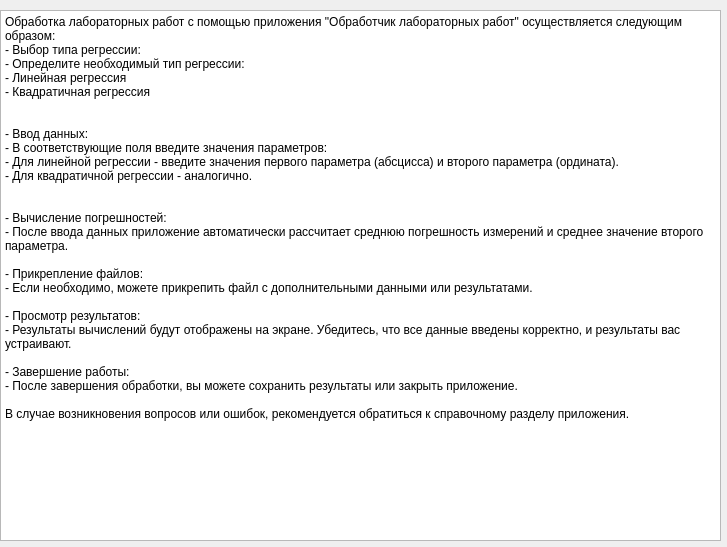
The window that view/secdialog.ui (AnnaSus1ova/C-project) describes before a commit, drawn with Qt 5.
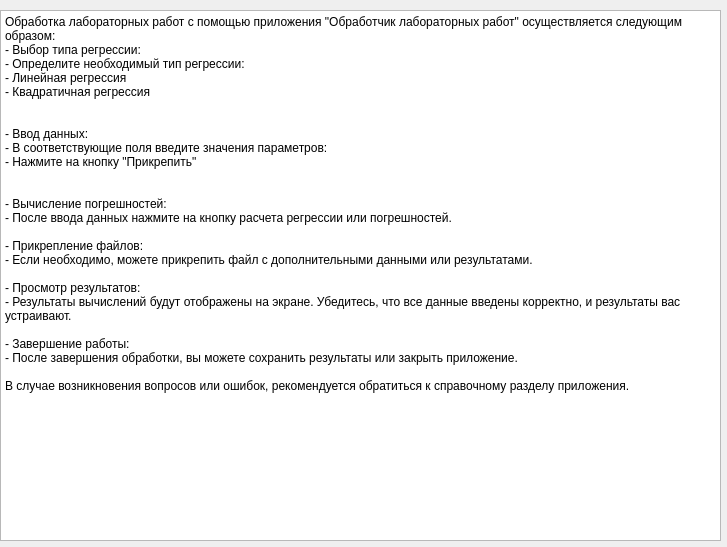
The same window after the commit.

```diff
--- a/view/secdialog.ui
+++ b/view/secdialog.ui
@@ -54,12 +54,11 @@
 &lt;p style=&quot;-qt-paragraph-type:empty; margin-top:0px; margin-bottom:0px; margin-left:0px; margin-right:0px; -qt-block-indent:0; text-indent:0px;&quot;&gt;&lt;br /&gt;&lt;/p&gt;
 &lt;p style=&quot; margin-top:0px; margin-bottom:0px; margin-left:0px; margin-right:0px; -qt-block-indent:0; text-indent:0px;&quot;&gt;- Ввод данных:&lt;/p&gt;
 &lt;p style=&quot; margin-top:0px; margin-bottom:0px; margin-left:0px; margin-right:0px; -qt-block-indent:0; text-indent:0px;&quot;&gt;- В соответствующие поля введите значения параметров:&lt;/p&gt;
-&lt;p style=&quot; margin-top:0px; margin-bottom:0px; margin-left:0px; margin-right:0px; -qt-block-indent:0; text-indent:0px;&quot;&gt;- Для линейной регрессии - введите значения первого параметра (абсцисса) и второго параметра (ордината).&lt;/p&gt;
-&lt;p style=&quot; margin-top:0px; margin-bottom:0px; margin-left:0px; margin-right:0px; -qt-block-indent:0; text-indent:0px;&quot;&gt;- Для квадратичной регрессии - аналогично.&lt;/p&gt;
+&lt;p style=&quot; margin-top:0px; margin-bottom:0px; margin-left:0px; margin-right:0px; -qt-block-indent:0; text-indent:0px;&quot;&gt;- Нажмите на кнопку &amp;quot;Прикрепить&amp;quot;&lt;/p&gt;
 &lt;p style=&quot;-qt-paragraph-type:empty; margin-top:0px; margin-bottom:0px; margin-left:0px; margin-right:0px; -qt-block-indent:0; text-indent:0px;&quot;&gt;&lt;br /&gt;&lt;/p&gt;
 &lt;p style=&quot;-qt-paragraph-type:empty; margin-top:0px; margin-bottom:0px; margin-left:0px; margin-right:0px; -qt-block-indent:0; text-indent:0px;&quot;&gt;&lt;br /&gt;&lt;/p&gt;
 &lt;p style=&quot; margin-top:0px; margin-bottom:0px; margin-left:0px; margin-right:0px; -qt-block-indent:0; text-indent:0px;&quot;&gt;- Вычисление погрешностей:&lt;/p&gt;
-&lt;p style=&quot; margin-top:0px; margin-bottom:0px; margin-left:0px; margin-right:0px; -qt-block-indent:0; text-indent:0px;&quot;&gt;- После ввода данных приложение автоматически рассчитает среднюю погрешность измерений и среднее значение второго параметра.&lt;/p&gt;
+&lt;p style=&quot; margin-top:0px; margin-bottom:0px; margin-left:0px; margin-right:0px; -qt-block-indent:0; text-indent:0px;&quot;&gt;- После ввода данных нажмите на кнопку расчета регрессии или погрешностей. &lt;/p&gt;
 &lt;p style=&quot;-qt-paragraph-type:empty; margin-top:0px; margin-bottom:0px; margin-left:0px; margin-right:0px; -qt-block-indent:0; text-indent:0px;&quot;&gt;&lt;br /&gt;&lt;/p&gt;
 &lt;p style=&quot; margin-top:0px; margin-bottom:0px; margin-left:0px; margin-right:0px; -qt-block-indent:0; text-indent:0px;&quot;&gt;- Прикрепление файлов:&lt;/p&gt;
 &lt;p style=&quot; margin-top:0px; margin-bottom:0px; margin-left:0px; margin-right:0px; -qt-block-indent:0; text-indent:0px;&quot;&gt;- Если необходимо, можете прикрепить файл с дополнительными данными или результатами.&lt;/p&gt;
```
